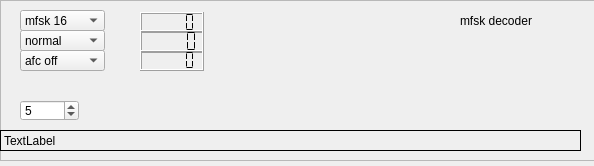
This is swreceiver/plugins/decoders/mfsk-decoder/widget.ui in JvanKatwijk/sdr-j-sw as Qt 5 draws it before an edit. The edited form follows.
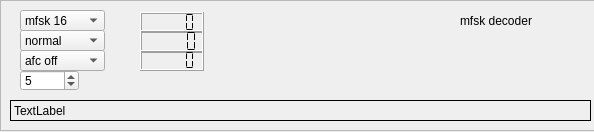
This is the edited form.

Patch:
```diff
--- a/swreceiver/plugins/decoders/mfsk-decoder/widget.ui
+++ b/swreceiver/plugins/decoders/mfsk-decoder/widget.ui
@@ -7,7 +7,7 @@
     <x>0</x>
     <y>0</y>
     <width>594</width>
-    <height>166</height>
+    <height>132</height>
    </rect>
   </property>
   <property name="windowTitle">
@@ -19,7 +19,7 @@
      <x>0</x>
      <y>0</y>
      <width>661</width>
-     <height>161</height>
+     <height>131</height>
     </rect>
    </property>
    <property name="frameShape">
@@ -44,8 +44,8 @@
    <widget class="QLabel" name="mfsktextBox">
     <property name="geometry">
      <rect>
-      <x>0</x>
-      <y>130</y>
+      <x>10</x>
+      <y>100</y>
       <width>581</width>
       <height>21</height>
      </rect>
@@ -61,7 +61,7 @@
     <property name="geometry">
      <rect>
       <x>20</x>
-      <y>100</y>
+      <y>70</y>
       <width>59</width>
       <height>21</height>
      </rect>
```
